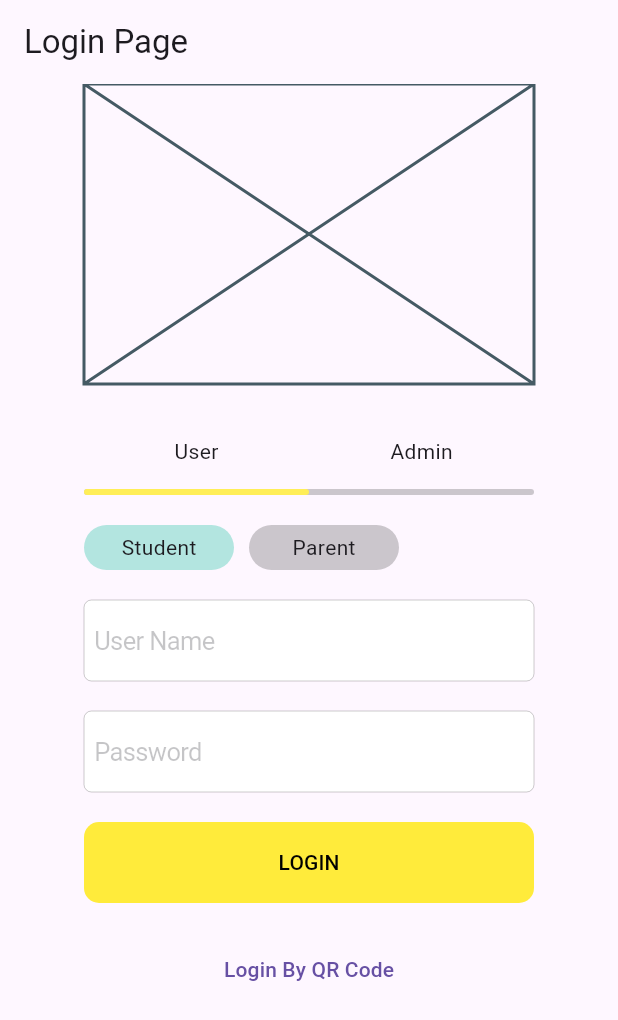
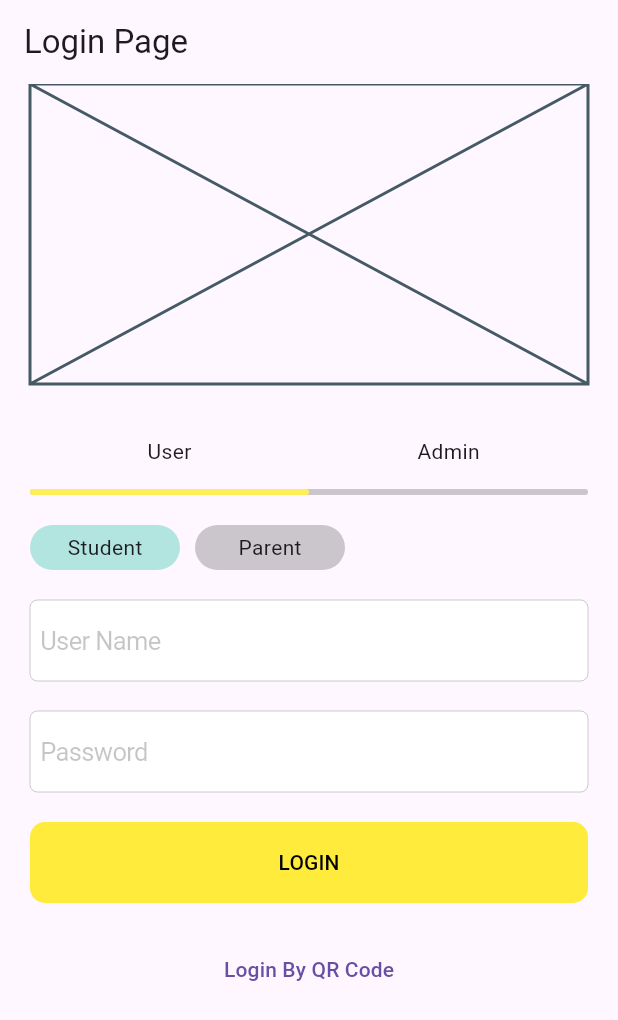
Before and after one commit to xialisuper/login_flutter, a Flutter app: the screen it shows after launch, on a phone screen of 412 x 824 dp. Shown: the top 1020 px of the screen. Run offline on Flutter 3.47's test engine with Material 3 defaults, Android fonts, the phone set to English and light mode, and no system bars.

Commit message:
fix : 修复首页键盘弹起遮挡textfield的问题

```diff
--- a/lib/login/login_page.dart
+++ b/lib/login/login_page.dart
@@ -122,9 +122,8 @@ class _LoginPageState extends State<LoginPage> {
       appBar: AppBar(
         title: const Text('Login Page'),
       ),
-      body: Center(
-        child: ConstrainedBox(
-          constraints: const BoxConstraints(maxWidth: 300),
+      body: SingleChildScrollView(
+        padding: const EdgeInsets.symmetric(horizontal: 20),
         child: Column(
           children: <Widget>[
             const Placeholder(
@@ -160,8 +159,7 @@ class _LoginPageState extends State<LoginPage> {
 
             // QR CODE BUTTON
             const SizedBox(height: 20),
-              TextButton(
-                  onPressed: () {}, child: const Text('Login By QR Code')),
+            TextButton(onPressed: () {}, child: const Text('Login By QR Code')),
 
             // AnimatedSwitcher(
             //   duration: const Duration(milliseconds: 500), // 动画持续时间
@@ -194,7 +192,6 @@ class _LoginPageState extends State<LoginPage> {
             //   },
             // ),
           ],
-          ),
         ),
       ),
     );
@@ -249,20 +246,21 @@ class _AnimateScrollableLineIndicator extends StatelessWidget {
 
   @override
   Widget build(BuildContext context) {
+    return LayoutBuilder(builder: (context, constraints) {
       return Container(
         decoration: BoxDecoration(
           borderRadius: BorderRadius.circular(99),
           color: Theme.of(context).hintColor.withOpacity(0.2),
         ),
-      width: 300,
+        width: constraints.maxWidth,
         height: 4,
         child: Stack(
           children: [
             AnimatedPositioned(
               duration: const Duration(milliseconds: 300),
-            width: 150,
+              width: 0.5 * constraints.maxWidth,
               height: 4,
-            left: isAdmin ? 150 : 0,
+              left: isAdmin ? 0.5 * constraints.maxWidth : 0,
               curve: Curves.easeInOut,
               child: Container(
                 decoration: BoxDecoration(
@@ -273,6 +271,7 @@ class _AnimateScrollableLineIndicator extends StatelessWidget {
           ],
         ),
       );
+    });
   }
 }
 
--- /dev/null
+++ b/lib/model/user.dart
@@ -0,0 +1,7 @@
+class User {
+  String token;
+
+  User({required this.token});
+
+  //todo: chat record
+}
--- a/pubspec.yaml
+++ b/pubspec.yaml
@@ -9,11 +9,14 @@ environment:
 dependencies:
   flutter:
     sdk: flutter
-  hive: ^2.2.3
+
   image_picker: ^1.1.1
   mobile_scanner: ^5.0.2
+  path: ^1.9.0
+  path_provider: ^2.1.3
   permission_handler: ^11.3.1
   shared_preferences: ^2.2.3
+  sqflite: ^2.3.3
 
 dev_dependencies:
   flutter_test:
```
Also changed, not shown: pubspec.lock, 2 other files. Lines whose indentation alone changed are shown as unchanged.
